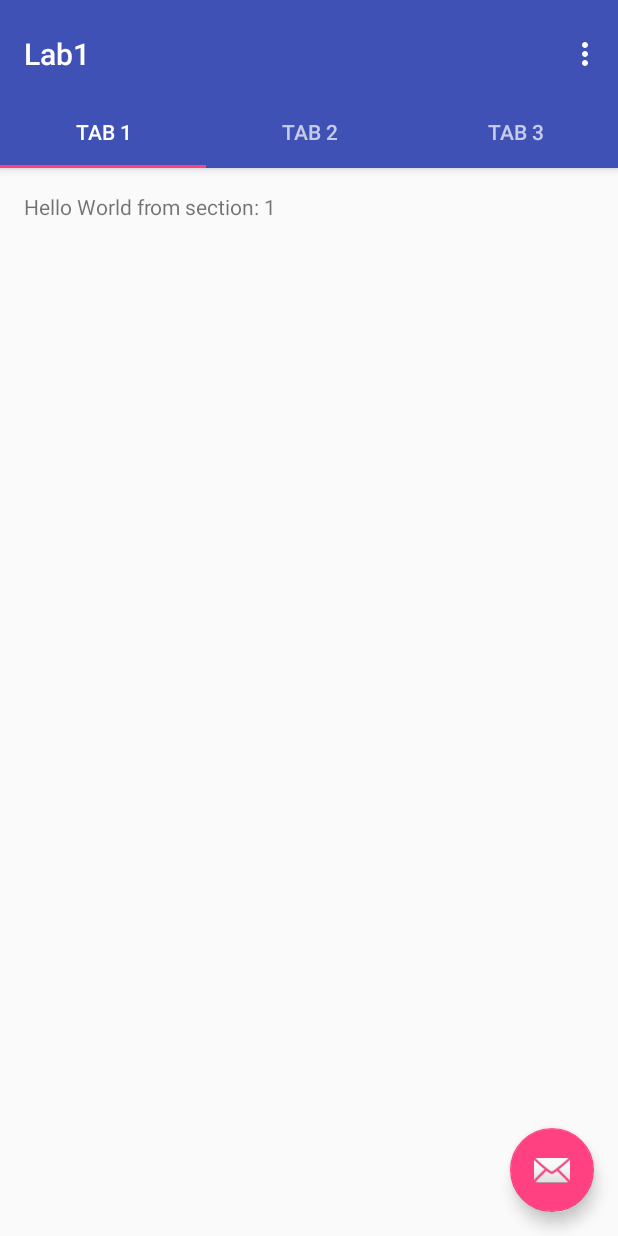
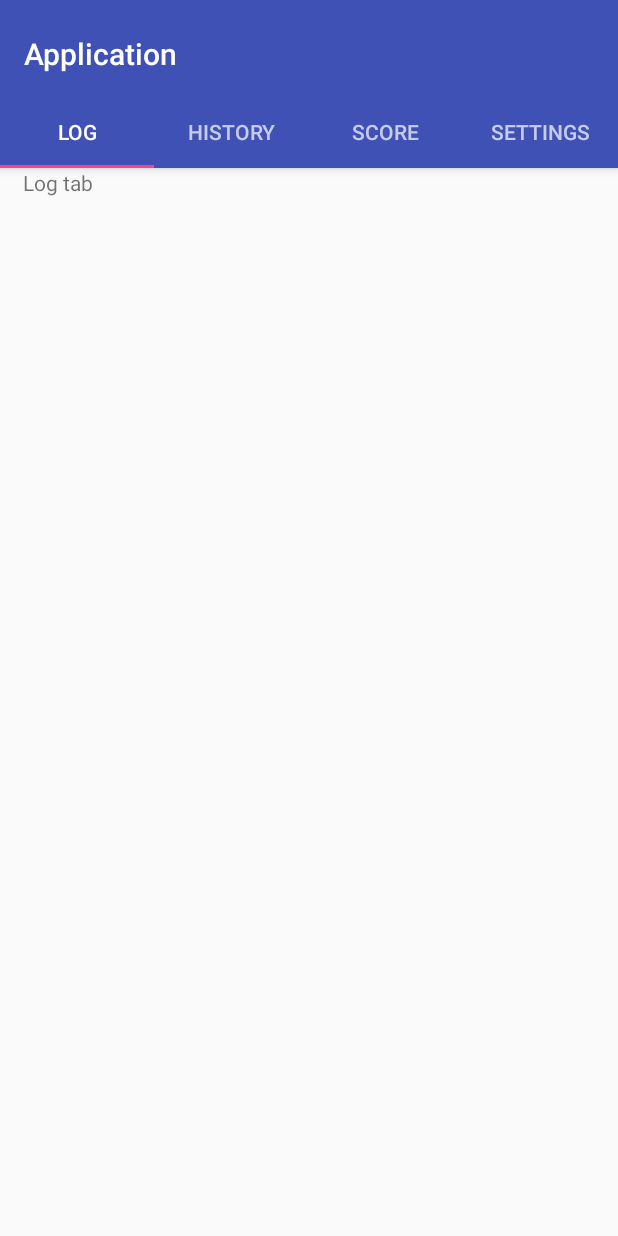
Before and after one commit to anjasubasic/KittyCollector, an Android app: the screen it shows after launch (MainActivity), on a phone screen of 412 x 824 dp. Run offline under Robolectric (Android 15) with nearby library versions, the light colour scheme and no system bars.

Commit message:
Added navigation tabs

```diff
--- /dev/null
+++ b/app/src/main/java/com/example/anja/lab1/HistoryFragment.java
@@ -0,0 +1,25 @@
+package com.example.anja.lab1;
+
+import android.os.Bundle;
+import android.support.annotation.Nullable;
+import android.support.v4.app.Fragment;
+import android.view.LayoutInflater;
+import android.view.View;
+import android.view.ViewGroup;
+
+/**
+ * Created by Anja on 9/24/2017.
+ */
+
+public class HistoryFragment extends Fragment {
+    private static final String TAG = "History";
+
+    @Nullable
+    @Override
+    public View onCreateView(LayoutInflater inflater, @Nullable ViewGroup container, @Nullable Bundle savedInstanceStaate) {
+        View view = inflater.inflate(R.layout.history_fragment,container,false);
+
+        return view;
+    }
+
+}
--- /dev/null
+++ b/app/src/main/java/com/example/anja/lab1/LogFragment.java
@@ -0,0 +1,25 @@
+package com.example.anja.lab1;
+
+import android.os.Bundle;
+import android.support.annotation.Nullable;
+import android.support.v4.app.Fragment;
+import android.view.LayoutInflater;
+import android.view.View;
+import android.view.ViewGroup;
+
+/**
+ * Created by Anja on 9/24/2017.
+ */
+
+public class LogFragment extends Fragment {
+    private static final String TAG = "Log";
+
+    @Nullable
+    @Override
+    public View onCreateView(LayoutInflater inflater, @Nullable ViewGroup container, @Nullable Bundle savedInstanceStaate) {
+        View view = inflater.inflate(R.layout.log_fragment,container,false);
+
+        return view;
+    }
+
+}
--- a/app/src/main/java/com/example/anja/lab1/MainActivity.java
+++ b/app/src/main/java/com/example/anja/lab1/MainActivity.java
@@ -1,151 +1,40 @@
 package com.example.anja.lab1;
 
+import android.os.Bundle;
 import android.support.design.widget.TabLayout;
-import android.support.design.widget.FloatingActionButton;
-import android.support.design.widget.Snackbar;
+import android.support.v4.view.ViewPager;
 import android.support.v7.app.AppCompatActivity;
-import android.support.v7.widget.Toolbar;
-
-import android.support.v4.app.Fragment;
-import android.support.v4.app.FragmentManager;
-import android.support.v4.app.FragmentPagerAdapter;
-import android.support.v4.view.ViewPager;
-import android.os.Bundle;
-import android.view.LayoutInflater;
-import android.view.Menu;
-import android.view.MenuItem;
-import android.view.View;
-import android.view.ViewGroup;
-
-import android.widget.TextView;
+import android.util.Log;
 
 public class MainActivity extends AppCompatActivity {
 
-    /**
-     * The {@link android.support.v4.view.PagerAdapter} that will provide
-     * fragments for each of the sections. We use a
-     * {@link FragmentPagerAdapter} derivative, which will keep every
-     * loaded fragment in memory. If this becomes too memory intensive, it
-     * may be best to switch to a
-     * {@link android.support.v4.app.FragmentStatePagerAdapter}.
-     */
-    private SectionsPagerAdapter mSectionsPagerAdapter;
-
-    /**
-     * The {@link ViewPager} that will host the section contents.
-     */
+    private static final String TAG = "MainActivity";
+    private SectionsPageAdapter mSectionsPageAdapter;
     private ViewPager mViewPager;
 
     @Override
     protected void onCreate(Bundle savedInstanceState) {
         super.onCreate(savedInstanceState);
         setContentView(R.layout.activity_main);
+        Log.d(TAG, "onCreate: Starting.");
 
-        Toolbar toolbar = (Toolbar) findViewById(R.id.toolbar);
-        setSupportActionBar(toolbar);
-        // Create the adapter that will return a fragment for each of the three
-        // primary sections of the activity.
-        mSectionsPagerAdapter = new SectionsPagerAdapter(getSupportFragmentManager());
+        mSectionsPageAdapter = new SectionsPageAdapter(getSupportFragmentManager());
 
-        // Set up the ViewPager with the sections adapter.
-        mViewPager = (ViewPager) findViewById(R.id.container);
-        mViewPager.setAdapter(mSectionsPagerAdapter);
+        mViewPager = (ViewPager)findViewById(R.id.container);
+        setupViewPager(mViewPager);
 
         TabLayout tabLayout = (TabLayout) findViewById(R.id.tabs);
-
-        mViewPager.addOnPageChangeListener(new TabLayout.TabLayoutOnPageChangeListener(tabLayout));
-        tabLayout.addOnTabSelectedListener(new TabLayout.ViewPagerOnTabSelectedListener(mViewPager));
-
-        FloatingActionButton fab = (FloatingActionButton) findViewById(R.id.fab);
-        fab.setOnClickListener(new View.OnClickListener() {
-            @Override
-            public void onClick(View view) {
-                Snackbar.make(view, "Replace with your own action", Snackbar.LENGTH_LONG)
-                        .setAction("Action", null).show();
-            }
-        });
-
+        tabLayout.setupWithViewPager(mViewPager);
     }
 
+    private void setupViewPager(ViewPager viewPager) {
+        SectionsPageAdapter adapter = new SectionsPageAdapter(getSupportFragmentManager());
+        adapter.addFragment(new LogFragment(), "Log");
+        adapter.addFragment(new HistoryFragment(), "History");
+        adapter.addFragment(new ScoreFragment(), "Score");
+        adapter.addFragment(new SettingsFragment(), "Settings");
 
-    @Override
-    public boolean onCreateOptionsMenu(Menu menu) {
-        // Inflate the menu; this adds items to the action bar if it is present.
-        getMenuInflater().inflate(R.menu.menu_main, menu);
-        return true;
+        viewPager.setAdapter(adapter);
     }
 
-    @Override
-    public boolean onOptionsItemSelected(MenuItem item) {
-        // Handle action bar item clicks here. The action bar will
-        // automatically handle clicks on the Home/Up button, so long
-        // as you specify a parent activity in AndroidManifest.xml.
-        int id = item.getItemId();
-
-        //noinspection SimplifiableIfStatement
-        if (id == R.id.action_settings) {
-            return true;
-        }
-
-        return super.onOptionsItemSelected(item);
-    }
-
-    /**
-     * A placeholder fragment containing a simple view.
-     */
-    public static class PlaceholderFragment extends Fragment {
-        /**
-         * The fragment argument representing the section number for this
-         * fragment.
-         */
-        private static final String ARG_SECTION_NUMBER = "section_number";
-
-        public PlaceholderFragment() {
-        }
-
-        /**
-         * Returns a new instance of this fragment for the given section
-         * number.
-         */
-        public static PlaceholderFragment newInstance(int sectionNumber) {
-            PlaceholderFragment fragment = new PlaceholderFragment();
-            Bundle args = new Bundle();
-            args.putInt(ARG_SECTION_NUMBER, sectionNumber);
-            fragment.setArguments(args);
-            return fragment;
-        }
-
-        @Override
-        public View onCreateView(LayoutInflater inflater, ViewGroup container,
-                                 Bundle savedInstanceState) {
-            View rootView = inflater.inflate(R.layout.fragment_main, container, false);
-            TextView textView = (TextView) rootView.findViewById(R.id.section_label);
-            textView.setText(getString(R.string.section_format, getArguments().getInt(ARG_SECTION_NUMBER)));
-            return rootView;
-        }
-    }
-
-    /**
-     * A {@link FragmentPagerAdapter} that returns a fragment corresponding to
-     * one of the sections/tabs/pages.
-     */
-    public class SectionsPagerAdapter extends FragmentPagerAdapter {
-
-        public SectionsPagerAdapter(FragmentManager fm) {
-            super(fm);
-        }
-
-        @Override
-        public Fragment getItem(int position) {
-            // getItem is called to instantiate the fragment for the given page.
-            // Return a PlaceholderFragment (defined as a static inner class below).
-            return PlaceholderFragment.newInstance(position + 1);
-        }
-
-        @Override
-        public int getCount() {
-            // Show 3 total pages.
-            return 3;
-        }
-    }
 }
--- /dev/null
+++ b/app/src/main/java/com/example/anja/lab1/ScoreFragment.java
@@ -0,0 +1,25 @@
+package com.example.anja.lab1;
+
+import android.os.Bundle;
+import android.support.annotation.Nullable;
+import android.support.v4.app.Fragment;
+import android.view.LayoutInflater;
+import android.view.View;
+import android.view.ViewGroup;
+
+/**
+ * Created by Anja on 9/24/2017.
+ */
+
+public class ScoreFragment extends Fragment {
+    private static final String TAG = "Score";
+
+    @Nullable
+    @Override
+    public View onCreateView(LayoutInflater inflater, @Nullable ViewGroup container, @Nullable Bundle savedInstanceStaate) {
+        View view = inflater.inflate(R.layout.score_fragment,container,false);
+
+        return view;
+    }
+
+}
--- /dev/null
+++ b/app/src/main/java/com/example/anja/lab1/SectionsPageAdapter.java
@@ -0,0 +1,41 @@
+package com.example.anja.lab1;
+
+import android.support.v4.app.Fragment;
+import android.support.v4.app.FragmentManager;
+import android.support.v4.app.FragmentPagerAdapter;
+
+import java.util.ArrayList;
+import java.util.List;
+
+/**
+ * Created by Anja on 9/24/2017.
+ */
+
+public class SectionsPageAdapter extends FragmentPagerAdapter {
+
+    private final List<Fragment> mFragmentList = new ArrayList<>();
+    private final List<String> mFragmentTitleList = new ArrayList<>();
+
+    public void addFragment(Fragment fragment, String title) {
+        mFragmentList.add(fragment);
+        mFragmentTitleList.add(title);
+    }
+    public SectionsPageAdapter(FragmentManager fm) {
+        super(fm);
+    }
+
+    @Override
+    public CharSequence getPageTitle(int position) {
+        return mFragmentTitleList.get(position);
+    }
+
+    @Override
+    public Fragment getItem(int position) {
+        return mFragmentList.get(position);
+    }
+
+    @Override
+    public int getCount() {
+        return mFragmentList.size();
+    }
+}
--- /dev/null
+++ b/app/src/main/java/com/example/anja/lab1/SettingsFragment.java
@@ -0,0 +1,25 @@
+package com.example.anja.lab1;
+
+import android.os.Bundle;
+import android.support.annotation.Nullable;
+import android.support.v4.app.Fragment;
+import android.view.LayoutInflater;
+import android.view.View;
+import android.view.ViewGroup;
+
+/**
+ * Created by Anja on 9/24/2017.
+ */
+
+public class SettingsFragment extends Fragment {
+    private static final String TAG = "Settings";
+
+    @Nullable
+    @Override
+    public View onCreateView(LayoutInflater inflater, @Nullable ViewGroup container, @Nullable Bundle savedInstanceState) {
+        View view = inflater.inflate(R.layout.settings_fragment, container,false);
+
+        return view;
+    }
+
+}
--- a/app/src/main/res/layout/activity_main.xml
+++ b/app/src/main/res/layout/activity_main.xml
@@ -36,19 +36,26 @@
                 android:id="@+id/tabItem"
                 android:layout_width="wrap_content"
                 android:layout_height="wrap_content"
-                android:text="@string/tab_text_1" />
+                android:text="Log"/>
 
             <android.support.design.widget.TabItem
                 android:id="@+id/tabItem2"
                 android:layout_width="wrap_content"
                 android:layout_height="wrap_content"
-                android:text="@string/tab_text_2" />
+                android:text="History"/>
 
             <android.support.design.widget.TabItem
                 android:id="@+id/tabItem3"
                 android:layout_width="wrap_content"
                 android:layout_height="wrap_content"
-                android:text="@string/tab_text_3" />
+                android:text="Score"/>
+
+
+            <android.support.design.widget.TabItem
+                android:id="@+id/tabItem4"
+                android:layout_width="wrap_content"
+                android:layout_height="wrap_content"
+                android:text="Settings" />
 
         </android.support.design.widget.TabLayout>
     </android.support.design.widget.AppBarLayout>
@@ -59,12 +66,5 @@
         android:layout_height="match_parent"
         app:layout_behavior="@string/appbar_scrolling_view_behavior" />
 
-    <android.support.design.widget.FloatingActionButton
-        android:id="@+id/fab"
-        android:layout_width="wrap_content"
-        android:layout_height="wrap_content"
-        android:layout_gravity="end|bottom"
-        android:layout_margin="@dimen/fab_margin"
-        app:srcCompat="@android:drawable/ic_dialog_email" />
 
 </android.support.design.widget.CoordinatorLayout>
--- /dev/null
+++ b/app/src/main/res/layout/log_fragment.xml
@@ -0,0 +1,11 @@
+<?xml version="1.0" encoding="utf-8"?>
+<LinearLayout xmlns:android="http://schemas.android.com/apk/res/android"
+    android:orientation="vertical" android:layout_width="match_parent"
+    android:layout_height="match_parent"
+    android:paddingHorizontal="15dp">
+
+    <TextView
+        android:layout_width="wrap_content"
+        android:layout_height="wrap_content"
+        android:text="Log tab"/>
+</LinearLayout>
--- a/app/src/main/res/values/strings.xml
+++ b/app/src/main/res/values/strings.xml
@@ -1,8 +1,21 @@
 <resources>
-    <string name="app_name">Lab1</string>
-    <string name="tab_text_1">Tab 1</string>
-    <string name="tab_text_2">Tab 2</string>
-    <string name="tab_text_3">Tab 3</string>
+    <!-- Tabs strings -->
+    <string name="app_name">Application</string>
+    <string name="log_tab">Log</string>
+    <string name="history_tab">History</string>
+    <string name="score_tab">Score</string>
+    <string name="settings_tab">Settings</string>
     <string name="action_settings">Settings</string>
-    <string name="section_format">Hello World from section: %1$d</string>
+
+    <!-- Settings tab strings -->
+    <string name="haveAccountButton">I already have an account</string>
+    <string name="charNameLabel">Your character name:</string>
+    <string name="availableLabel">Available?</string>
+    <string name="fullNameLabel">Full name (private, not listed):</string>
+    <string name="passwordLabel">Choose a password:</string>
+    <string name="pictureLabel">Share your picture (optional):</string>
+    <string name="saveButton">Save</string>
+
+    <!-- TODO: Remove or change this placeholder text -->
+    <string name="hello_blank_fragment">Hello blank fragment</string>
 </resources>
```
Also changed, not shown: app/src/main/res/layout/history_fragment.xml (added, +11 -0 lines), app/src/main/res/layout/score_fragment.xml (added, +11 -0 lines), app/src/main/res/layout/settings_fragment.xml (added, +94 -0 lines).
